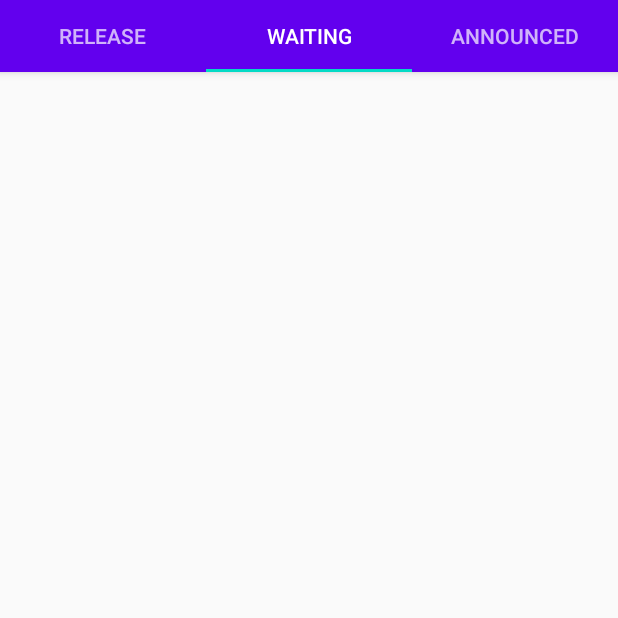
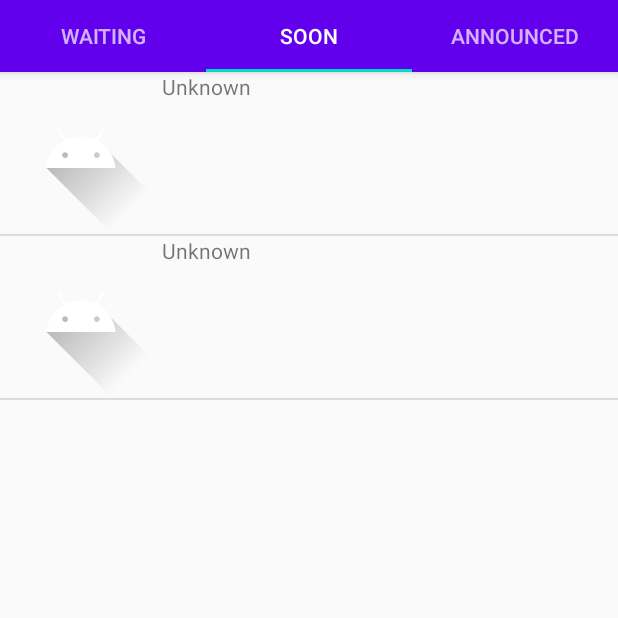
Before and after one commit to AnnGal/GamesTracker, an Android app: the screen it shows after launch (MainActivity), tab 2 chosen, on a phone screen of 412 x 824 dp, the top half of it. Run offline under Robolectric (Android 15) with nearby library versions, the phone set to English and light mode, and no system bars; 1 statement that could not run was skipped.

Commit message:
feat: add adapter to game cards (just prototype how to use)

```diff
--- a/app/src/main/java/com/example/android/gamescalendartracker/MainActivity.java
+++ b/app/src/main/java/com/example/android/gamescalendartracker/MainActivity.java
@@ -7,7 +7,7 @@ import com.google.android.material.tabs.TabLayout;
 import androidx.viewpager.widget.ViewPager;
 import androidx.appcompat.app.AppCompatActivity;
 
-import com.example.android.gamescalendartracker.ui.main.GamesFolderAdapter;
+import com.example.android.gamescalendartracker.ui.main.GameListsAdapter;
 
 public class MainActivity extends AppCompatActivity {
 
@@ -17,14 +17,13 @@ public class MainActivity extends AppCompatActivity {
         setContentView(R.layout.activity_main);
 
         //make an adapter
-        GamesFolderAdapter gamesFolderAdapter = new GamesFolderAdapter(this, getSupportFragmentManager());
+        GameListsAdapter gameListsAdapter = new GameListsAdapter(this, getSupportFragmentManager());
         // add the adapter to ViewPager
         ViewPager viewPager = findViewById(R.id.view_pager);
-        viewPager.setAdapter(gamesFolderAdapter);
+        viewPager.setAdapter(gameListsAdapter);
 
         // connect Tabs to ViewPager
         TabLayout tabs = findViewById(R.id.tabs);
         tabs.setupWithViewPager(viewPager);
-
     }
 }
--- /dev/null
+++ b/app/src/main/java/com/example/android/gamescalendartracker/ui/main/ExpectedGamesFragment.java
@@ -0,0 +1,73 @@
+package com.example.android.gamescalendartracker.ui.main;
+
+import android.os.Bundle;
+import android.util.Log;
+import android.view.LayoutInflater;
+import android.view.View;
+import android.view.ViewGroup;
+import android.widget.ListView;
+
+import androidx.annotation.NonNull;
+import androidx.annotation.Nullable;
+import androidx.fragment.app.Fragment;
+import androidx.recyclerview.widget.RecyclerView;
+
+import com.example.android.gamescalendartracker.R;
+import com.example.android.gamescalendartracker.ui.viewcard.GameCard;
+import com.example.android.gamescalendartracker.ui.viewcard.GameCardAdapter;
+
+import java.util.ArrayList;
+import java.util.Date;
+
+public class ExpectedGamesFragment extends Fragment {
+
+    // TODO: Rename parameter arguments, choose names that match
+    // the fragment initialization parameters, e.g. ARG_ITEM_NUMBER
+    private static final String ARG_PARAM1 = "param1";
+    private static final String ARG_PARAM2 = "param2";
+
+    // TODO: Rename and change types of parameters
+    private String mParam1;
+    private String mParam2;
+
+    public ExpectedGamesFragment() {
+        // Required empty public constructor
+    }
+
+    @Nullable
+    @Override
+    public View onCreateView(@NonNull LayoutInflater inflater, @Nullable ViewGroup container, @Nullable Bundle savedInstanceState) {
+        View rootView = inflater.inflate(R.layout.games_list, container, false);
+
+        final ArrayList<GameCard> games = new ArrayList<>();
+        games.add(new GameCard(0,"title",  "developer", "publisher", new Date()));
+        games.add(new GameCard(0,"title2",  "developer2", "publisher2", new Date()));
+
+        GameCardAdapter adapter = new GameCardAdapter(getActivity(), games);
+        ListView listView = rootView.findViewById(R.id.list);
+        listView.setAdapter(adapter);
+
+
+        return rootView;
+    }
+
+    /**
+     * Use this factory method to create a new instance of
+     * this fragment using the provided parameters.
+     *
+     * @param param1 Parameter 1.
+     * @param param2 Parameter 2.
+     * @return A new instance of fragment.
+     */
+    // TODO: Rename and change types and number of parameters
+    public static ExpectedGamesFragment newInstance(String param1, String param2) {
+        ExpectedGamesFragment fragment = new ExpectedGamesFragment();
+        Bundle args = new Bundle();
+        args.putString(ARG_PARAM1, param1);
+        args.putString(ARG_PARAM2, param2);
+        fragment.setArguments(args);
+        return fragment;
+    }
+
+
+}
--- a/app/src/main/java/com/example/android/gamescalendartracker/ui/main/GamesFolderAdapter.java
+++ b/app/src/main/java/com/example/android/gamescalendartracker/ui/main/GameListsAdapter.java
@@ -13,14 +13,14 @@ import com.example.android.gamescalendartracker.R;
 /**
  * returns a fragment corresponding to one of the sections/tabs/pages
  */
-public class GamesFolderAdapter extends FragmentPagerAdapter {
+public class GameListsAdapter extends FragmentPagerAdapter {
 
     @StringRes
-    private static final int[] TAB_TITLES = new int[]{R.string.category_near_release, R.string.category_in_progress,
+    private static final int[] TAB_TITLES = new int[]{R.string.waiting_list, R.string.category_near_release,
             R.string.category_announced};
     private final Context mContext;
 
-    public GamesFolderAdapter(Context context, FragmentManager fm) {
+    public GameListsAdapter(Context context, FragmentManager fm) {
         super(fm);
         mContext = context;
     }
@@ -29,7 +29,10 @@ public class GamesFolderAdapter extends FragmentPagerAdapter {
     public Fragment getItem(int position) {
         // getItem is called to instantiate the fragment for the given page.
         // Return a PlaceholderFragment (defined as a static inner class below).
-        return PlaceholderFragment.newInstance(position + 1);
+
+        if (position == 1) {
+            return new ExpectedGamesFragment();
+        } else return PlaceholderFragment.newInstance(position + 1);
     }
 
     @Nullable
--- a/app/src/main/java/com/example/android/gamescalendartracker/ui/viewcard/GameCard.java
+++ b/app/src/main/java/com/example/android/gamescalendartracker/ui/viewcard/GameCard.java
@@ -12,7 +12,7 @@ public class GameCard {
     private ArrayList<String> platforms = new ArrayList<>();
 
 
-    public GameCard(int cover, String title, String developer, String publisher, Date release, ArrayList<String> platforms) {
+    public GameCard(int cover, String title, String developer, String publisher, Date release/*, ArrayList<String> platforms*/) {
         //TODO: if not specified, then set 'Unknown'
         this.cover = cover;
         this.title = title;
--- a/app/src/main/java/com/example/android/gamescalendartracker/ui/viewcard/GameCardAdapter.java
+++ b/app/src/main/java/com/example/android/gamescalendartracker/ui/viewcard/GameCardAdapter.java
@@ -1,26 +1,105 @@
 package com.example.android.gamescalendartracker.ui.viewcard;
 
+import android.app.Activity;
 import android.content.Context;
+import android.graphics.drawable.Drawable;
+import android.view.LayoutInflater;
 import android.view.View;
 import android.view.ViewGroup;
 import android.widget.ArrayAdapter;
+import android.widget.ImageView;
+import android.widget.LinearLayout;
+import android.widget.TextView;
 
 import androidx.annotation.NonNull;
 import androidx.annotation.Nullable;
+import androidx.core.content.ContextCompat;
+
+import com.example.android.gamescalendartracker.R;
 
 import java.util.ArrayList;
 
 public class GameCardAdapter extends ArrayAdapter<GameCard> {
 
+    private static final String LOG_TAG = GameCardAdapter.class.getSimpleName();
+    private int mBackgroundColorId = 0;
+
     public GameCardAdapter(@NonNull Context context, ArrayList<GameCard> games) {
         super(context, 0, games);
     }
 
-
+    /**
+     * Provides a view for an AdapterView (ListView, GridView, etc.)
+     *
+     * @param position The position in the list of data that should be displayed in the
+     *                 list item view.
+     * @param convertView The recycled view to populate.
+     * @param parent The parent ViewGroup that is used for inflation.
+     * @return The View for the position in the AdapterView.
+     */
     @NonNull
     @Override
     public View getView(int position, @Nullable View convertView, @NonNull ViewGroup parent) {
         View viewItem = convertView;
-        return super.getView(position, convertView, parent);
+        if (viewItem == null) {
+            viewItem = LayoutInflater.from(getContext()).inflate(
+                    R.layout.game_card, parent, false);
+        }
+        GameCard currentGame = getItem(position);
+
+        TextView title = (TextView) viewItem.findViewById(R.id.game_card_title);
+        title.setText("Unknown");
+
+        ImageView iconView = (ImageView) viewItem.findViewById(R.id.cover);
+        // Get the image resource ID from the current AndroidFlavor object and
+        // set the image to iconView
+        //if (currentGame.getImage() > 0) {
+            iconView.setImageResource(R.drawable.ic_launcher_foreground);
+        //} else iconView.setVisibility(View.GONE);
+
+        //return super.getView(position, convertView, parent);
+        return viewItem;
+        /*
+        // Get the {@link AndroidFlavor} object located at this position in the list
+        Word currentWord = getItem(position);
+
+        // Find the TextView in the list_item.xml layout with the ID version_name
+        TextView nameTextView = (TextView) listItemView.findViewById(R.id.textMiwoki);
+        // Get the version name from the current AndroidFlavor object and
+        // set this text on the name TextView
+        nameTextView.setText(currentWord.getMiwokTranslation());
+
+        // Find the TextView in the list_item.xml layout with the ID version_number
+        TextView numberTextView = (TextView) listItemView.findViewById(R.id.textDefault);
+        // Get the version number from the current AndroidFlavor object and
+        // set this text on the number TextView
+        numberTextView.setText(currentWord.getDefaultTranslation());
+
+        // Find the ImageView in the list_item.xml layout with the ID list_item_icon
+        ImageView iconView = (ImageView) listItemView.findViewById(R.id.image);
+        // Get the image resource ID from the current AndroidFlavor object and
+        // set the image to iconView
+        if (currentWord.getImage() > 0) {
+            iconView.setImageResource(currentWord.getImage());
+        } else iconView.setVisibility(View.GONE);
+        //iconView.setBackground(R.color.category_numbers);
+
+        if (mBackgroundColorId > 0) {
+            LinearLayout lineartLayout = listItemView.findViewById(R.id.card_layout_main);
+            Drawable color = ContextCompat.getDrawable(getContext(), mBackgroundColorId);
+            lineartLayout.setBackground(color);
+        }
+
+        // Return the whole list item layout (containing 2 TextViews and an ImageView)
+        // so that it can be shown in the ListView
+        return listItemView;
+        */
     }
+
+
+
+
+
+
+
 }
--- a/app/src/main/res/layout/games_list.xml
+++ b/app/src/main/res/layout/games_list.xml
@@ -1,5 +1,7 @@
 <?xml version="1.0" encoding="utf-8"?>
 <ListView xmlns:android="http://schemas.android.com/apk/res/android"
-    android:layout_width="match_parent" android:layout_height="match_parent">
+    android:id="@+id/list"
+    android:layout_width="match_parent"
+    android:layout_height="match_parent">
 
 </ListView>
--- a/app/src/main/res/values/strings.xml
+++ b/app/src/main/res/values/strings.xml
@@ -1,7 +1,7 @@
 <resources>
     <string name="app_name">Games Calendar Tracker</string>
-    <string name="category_near_release">Release</string>
-    <string name="category_in_progress">Waiting</string>
+    <string name="category_near_release">Soon</string>
+    <string name="waiting_list">Waiting</string>
     <string name="category_announced">Announced</string>
     <string name="category_favorite">Favorite</string>
     <string name="category_archive">Archive</string>
```
Also changed, not shown: app/src/main/res/layout/game_card.xml (+4 -19 lines).
